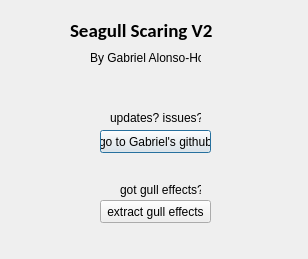
First picture: the form in ssv2_about_ui.ui, repository Gabriel-H189/SSV2-Qt5, before the edit.
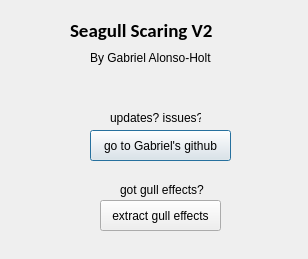
Second picture: the form after the edit.

Commit message: Added about window

```diff
--- a/ssv2_about_ui.ui
+++ b/ssv2_about_ui.ui
@@ -18,7 +18,7 @@
     <rect>
      <x>70</x>
      <y>0</y>
-     <width>151</width>
+     <width>191</width>
      <height>61</height>
     </rect>
    </property>
@@ -39,7 +39,7 @@
     <rect>
      <x>90</x>
      <y>50</y>
-     <width>111</width>
+     <width>131</width>
      <height>16</height>
     </rect>
    </property>
@@ -63,10 +63,10 @@
   <widget class="QPushButton" name="gh_button">
    <property name="geometry">
     <rect>
-     <x>100</x>
+     <x>90</x>
      <y>130</y>
-     <width>111</width>
-     <height>23</height>
+     <width>141</width>
+     <height>31</height>
     </rect>
    </property>
    <property name="text">
@@ -78,8 +78,8 @@
     <rect>
      <x>100</x>
      <y>200</y>
-     <width>111</width>
-     <height>23</height>
+     <width>121</width>
+     <height>31</height>
     </rect>
    </property>
    <property name="text">
@@ -91,7 +91,7 @@
     <rect>
      <x>120</x>
      <y>180</y>
-     <width>81</width>
+     <width>91</width>
      <height>20</height>
     </rect>
    </property>
```
The commit also changes 3 other files.
